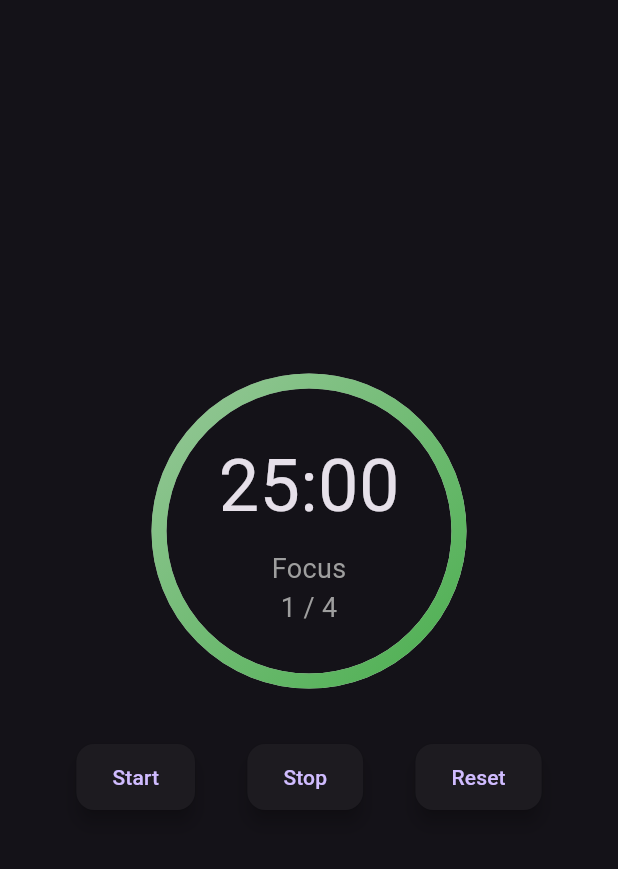
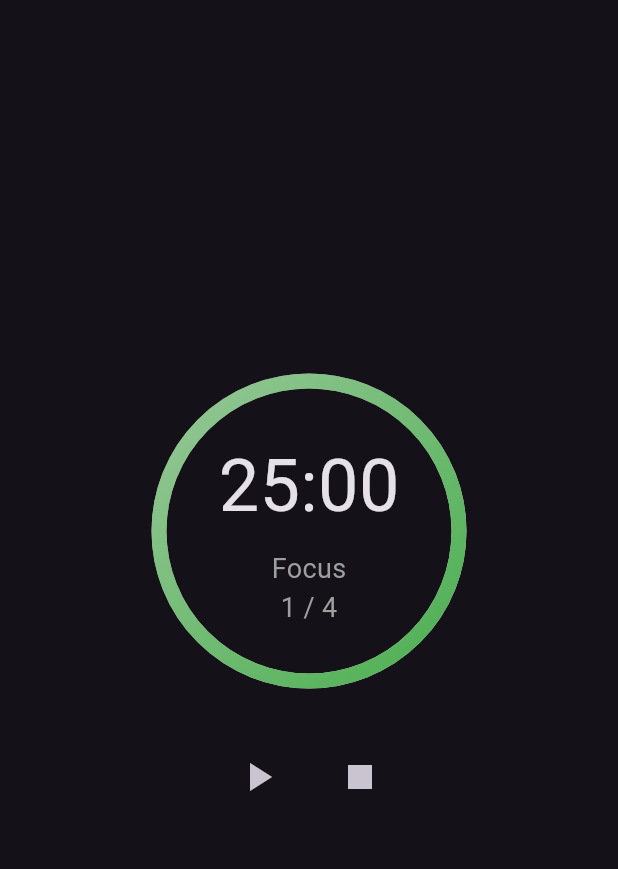
Before and after one commit to ElMaxito/Pomoflut, a Flutter app: the screen it shows after launch, on a phone screen of 412 x 824 dp, the part 63-932 px from its top. Run offline on Flutter 3.47's test engine with Material 3 defaults, Android fonts, the phone set to English and light mode, and no system bars; our stand-ins replace audioplayers.

Commit message:
Update README and enhance timer functionality
- Updated README.md with detailed project description and features.
- Replaced text buttons with icon buttons (play, pause, stop) for a cleaner UI.
- Enhanced timer functionality to properly pause and resume without resetting the cycle duration.
- Added cycle phase indicator text under the timer.
- Updated reset functionality to reset the entire pomodoro cycle to the initial state.
- Implemented a subtle gradient for the progress indicator.
- Fixed sound notification to play at the end of each cycle.

```diff
--- a/lib/screens/main_screen.dart
+++ b/lib/screens/main_screen.dart
@@ -3,34 +3,7 @@ import 'package:provider/provider.dart';
 import '../providers/timer_provider.dart';
 import '../widgets/custom_progress_indicator.dart';
 
-class MainScreen extends StatefulWidget {
-  @override
-  _MainScreenState createState() => _MainScreenState();
-}
-
-class _MainScreenState extends State<MainScreen> with SingleTickerProviderStateMixin {
-  late AnimationController _animationController;
-  late Animation<double> _animation;
-
-  @override
-  void initState() {
-    super.initState();
-    _animationController = AnimationController(
-      duration: const Duration(milliseconds: 500),
-      vsync: this,
-    );
-    _animation = Tween<double>(begin: 0, end: 1).animate(CurvedAnimation(
-      parent: _animationController,
-      curve: Curves.easeInOut,
-    ));
-  }
-
-  @override
-  void dispose() {
-    _animationController.dispose();
-    super.dispose();
-  }
-
+class MainScreen extends StatelessWidget {
   @override
   Widget build(BuildContext context) {
     final timerProvider = Provider.of<TimerProvider>(context);
@@ -95,47 +68,30 @@ class _MainScreenState extends State<MainScreen> with SingleTickerProviderStateM
               ),
               SizedBox(height: 40),
               Row(
-                mainAxisAlignment: MainAxisAlignment.spaceEvenly,
+                mainAxisAlignment: MainAxisAlignment.center,
                 children: [
-                  ElevatedButton(
+                  IconButton(
+                    icon: Icon(
+                      timerProvider.isRunning ? Icons.pause : Icons.play_arrow,
+                      size: 32,
+                    ),
                     onPressed: () {
-                      _animationController.forward(from: 0);
-                      timerProvider.startTimer();
+                      if (timerProvider.isRunning) {
+                        timerProvider.pauseTimer();
+                      } else {
+                        timerProvider.startTimer();
+                      }
                     },
-                    child: Text('Start'),
-                    style: ElevatedButton.styleFrom(
-                      padding: EdgeInsets.symmetric(horizontal: 24, vertical: 12),
-                      shape: RoundedRectangleBorder(
-                        borderRadius: BorderRadius.circular(12),
-                      ),
-                      elevation: 5,
+                  ),
+                  SizedBox(width: 20),
+                  IconButton(
+                    icon: Icon(
+                      Icons.stop,
+                      size: 32,
                     ),
-                  ),
-                  ElevatedButton(
-                    onPressed: () {
-                      timerProvider.stopTimer();
-                    },
-                    child: Text('Stop'),
-                    style: ElevatedButton.styleFrom(
-                      padding: EdgeInsets.symmetric(horizontal: 24, vertical: 12),
-                      shape: RoundedRectangleBorder(
-                        borderRadius: BorderRadius.circular(12),
-                      ),
-                      elevation: 5,
-                    ),
-                  ),
-                  ElevatedButton(
                     onPressed: () {
                       timerProvider.resetTimer();
                     },
-                    child: Text('Reset'),
-                    style: ElevatedButton.styleFrom(
-                      padding: EdgeInsets.symmetric(horizontal: 24, vertical: 12),
-                      shape: RoundedRectangleBorder(
-                        borderRadius: BorderRadius.circular(12),
-                      ),
-                      elevation: 5,
-                    ),
                   ),
                 ],
               ),
```
Also changed, not shown: lib/providers/timer_provider.dart (+9 -7 lines), 3 other files.
